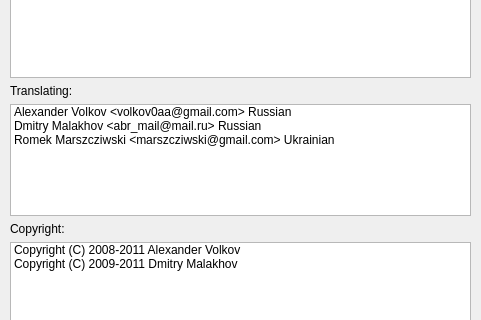
Before: the Qt Designer form src/gui/aboutdialog.ui in Maximuzzzzz/myagent-im, drawn with Qt 5; both pictures show x 0 to 481 and y 148 to 468 of the 481 by 731 pixel window.
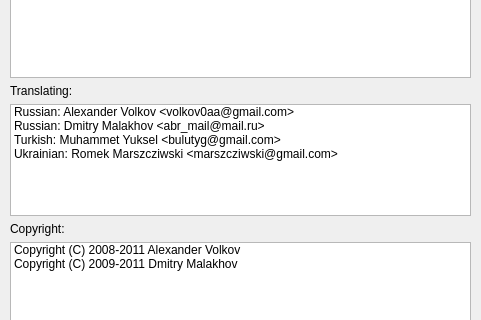
After: the same form once the commit is applied.

Commit message: Update turkish translate

What changed in the file:
```diff
--- a/src/gui/aboutdialog.ui
+++ b/src/gui/aboutdialog.ui
@@ -123,17 +123,22 @@
      <widget class="QListWidget" name="listWidget_2">
       <item>
        <property name="text">
-        <string>Alexander Volkov &lt;volkov0aa@gmail.com&gt; Russian</string>
+        <string>Russian: Alexander Volkov &lt;volkov0aa@gmail.com&gt;</string>
        </property>
       </item>
       <item>
        <property name="text">
-        <string>Dmitry Malakhov &lt;abr_mail@mail.ru&gt; Russian</string>
+        <string>Russian: Dmitry Malakhov &lt;abr_mail@mail.ru&gt;</string>
        </property>
       </item>
       <item>
        <property name="text">
-        <string>Romek Marszcziwski &lt;marszcziwski@gmail.com&gt; Ukrainian</string>
+        <string>Turkish: Muhammet Yuksel &lt;bulutyg@gmail.com&gt;</string>
+       </property>
+      </item>
+      <item>
+       <property name="text">
+        <string>Ukrainian: Romek Marszcziwski &lt;marszcziwski@gmail.com&gt;</string>
        </property>
       </item>
      </widget>
```
The commit also changes 1 other file.
